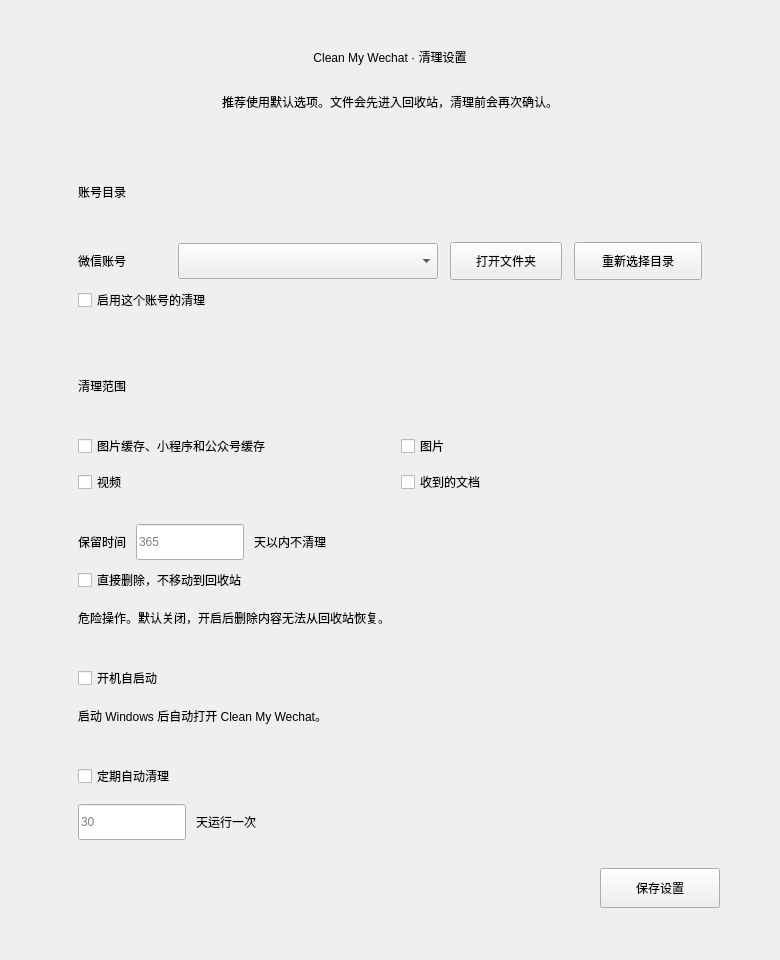
blackboxo/CleanMyWechat, file images/config.ui: the form before one commit.
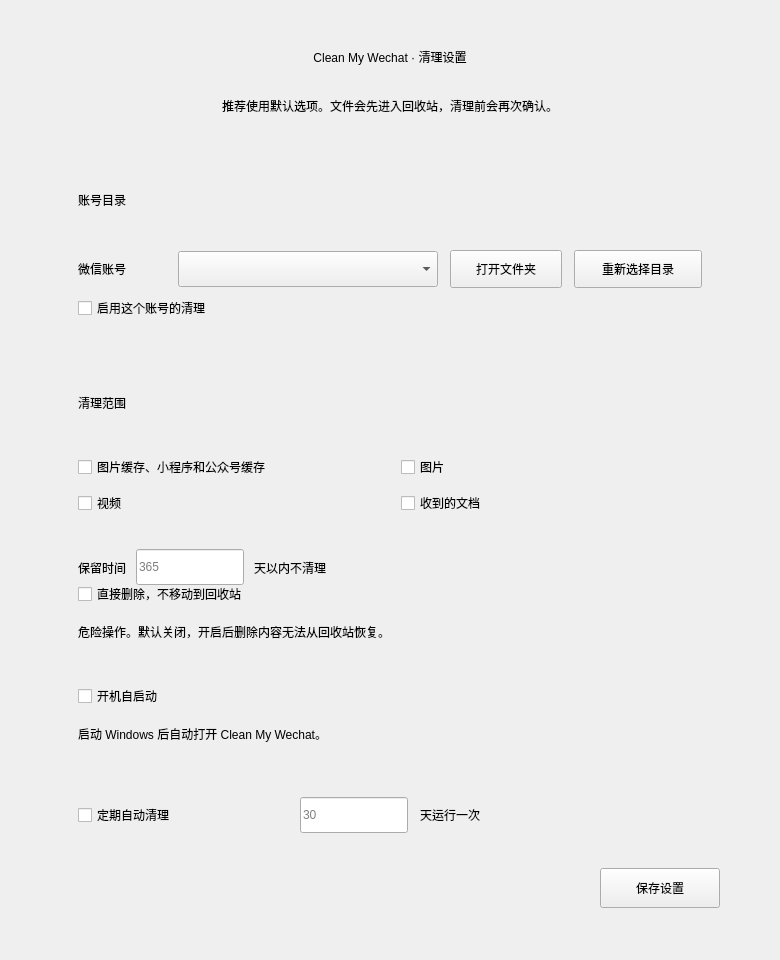
The form after the commit. Icons and pictures are not drawn.

Commit message: Compact scheduled cleanup settings row

```diff
--- a/images/config.ui
+++ b/images/config.ui
@@ -153,7 +153,7 @@
      <widget class="QFrame" name="mainFrame">
       <layout class="QVBoxLayout" name="verticalLayout">
        <property name="spacing">
-        <number>10</number>
+        <number>14</number>
        </property>
        <property name="leftMargin">
         <number>32</number>
@@ -301,7 +301,7 @@
          <property name="minimumSize">
           <size>
            <width>0</width>
-           <height>260</height>
+           <height>278</height>
           </size>
          </property>
          <layout class="QVBoxLayout" name="scopeSectionLayout">
@@ -520,12 +520,12 @@
          <property name="minimumSize">
           <size>
            <width>0</width>
-           <height>104</height>
+           <height>78</height>
           </size>
          </property>
-         <layout class="QVBoxLayout" name="scheduleSectionLayout">
+         <layout class="QHBoxLayout" name="scheduleSectionLayout">
           <property name="spacing">
-           <number>8</number>
+           <number>12</number>
           </property>
           <property name="leftMargin">
            <number>18</number>
@@ -541,17 +541,18 @@
           </property>
           <item>
            <widget class="QCheckBox" name="check_auto_clean">
+            <property name="minimumSize">
+             <size>
+              <width>210</width>
+              <height>36</height>
+             </size>
+            </property>
             <property name="text">
              <string>定期自动清理</string>
             </property>
            </widget>
           </item>
           <item>
-           <layout class="QHBoxLayout" name="autoDaysLayout">
-            <property name="spacing">
-             <number>10</number>
-            </property>
-            <item>
              <widget class="QLineEdit" name="line_auto_days">
               <property name="minimumSize">
                <size>
@@ -589,8 +590,6 @@
                </size>
               </property>
              </spacer>
-            </item>
-           </layout>
           </item>
          </layout>
         </widget>
```
Lines whose indentation alone changed are shown as unchanged.
